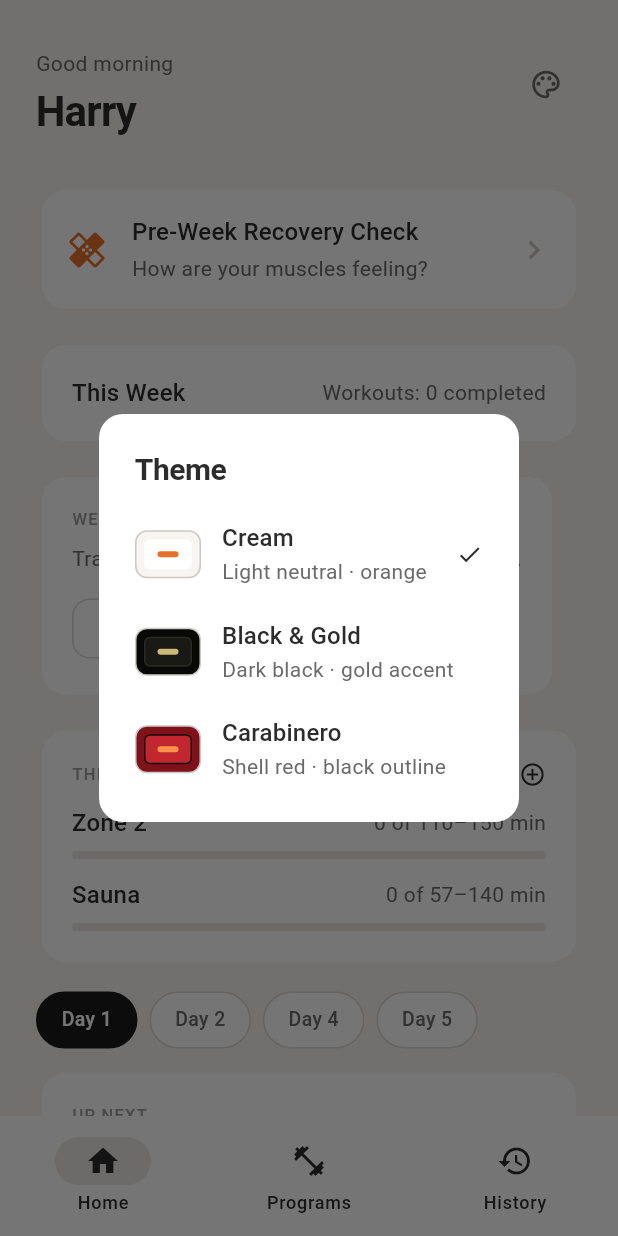
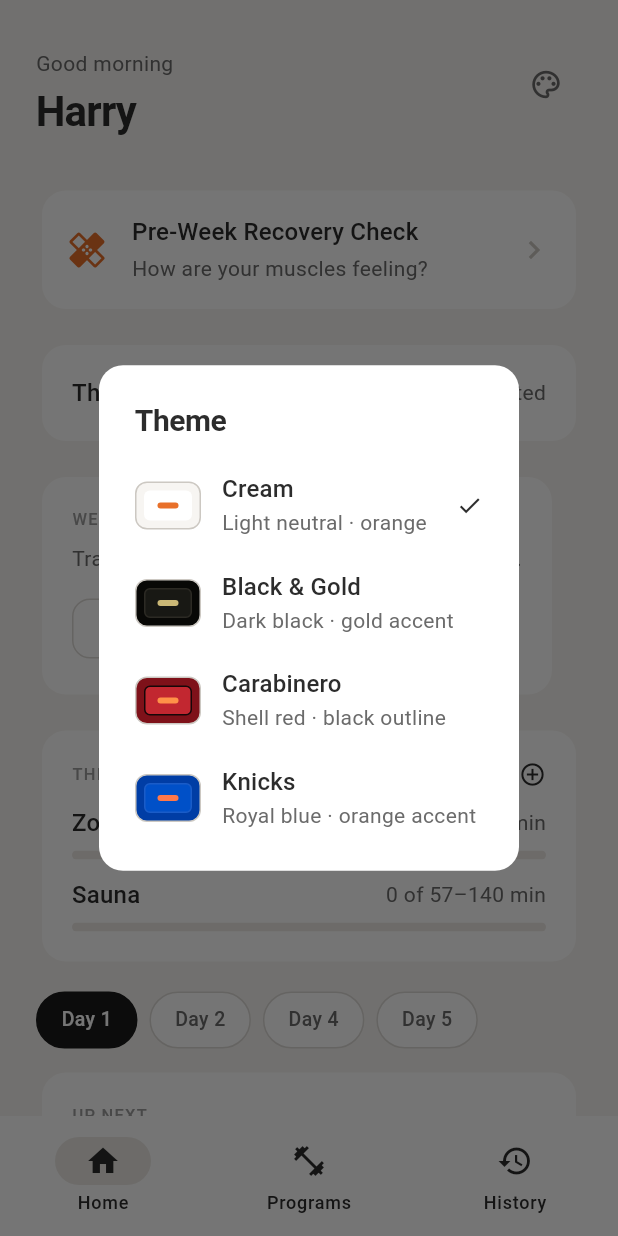
Before and after one commit to plaisancefinest-commits/HarryFitnessApp, a Flutter app: the screen it shows after launch, after a tap on the "palette" icon, on a phone screen of 412 x 824 dp. Run offline on Flutter 3.47's test engine with Material 3 defaults, Android fonts, the phone set to English and light mode, and no system bars; our stand-ins replace shared_preferences, sqflite, sqflite_common_ffi, vibration; accounts and stored records are empty.

Commit message:
Add Knicks theme, fix save/resume order, unify weight constant
- Knicks home theme: royal blue base, orange accent, white text
- Fix crash-safety: clearSavedProgress() now runs AFTER saveSession(),
  not before — a crash during final save no longer loses both states
- Add _saveProgress() to startSession() and reorderExercises() — closes
  two gaps where a crash would lose mid-workout state
- Extract kLbsPerKg constant (2.20462) to a single definition in
  workout_provider.dart, replacing raw literals across 7 files
- Remove toStringAsFixed(1) rounding in day_editor kg->lbs conversion
  so all write paths store the raw double consistently
- Add CLAUDE.md with exemplar pointers and key architecture decisions

Co-Authored-By: Claude Opus 4.6 (1M context) <noreply@anthropic.com>

```diff
--- a/lib/providers/theme_provider.dart
+++ b/lib/providers/theme_provider.dart
@@ -2,7 +2,7 @@ import 'package:flutter/material.dart';
 import 'package:shared_preferences/shared_preferences.dart';
 import '../theme/app_colors.dart';
 
-enum AppThemeChoice { cream, blackGold, carabinero }
+enum AppThemeChoice { cream, blackGold, carabinero, knicks }
 
 /// Holds the selected visual theme and persists it across launches.
 class ThemeProvider extends ChangeNotifier {
@@ -17,6 +17,8 @@ class ThemeProvider extends ChangeNotifier {
         return AppColors.blackGold;
       case AppThemeChoice.carabinero:
         return AppColors.carabinero;
+      case AppThemeChoice.knicks:
+        return AppColors.knicks;
       case AppThemeChoice.cream:
         return AppColors.cream;
     }
--- a/lib/screens/active_workout_screen.dart
+++ b/lib/screens/active_workout_screen.dart
@@ -797,7 +797,7 @@ class _TargetInfo extends StatelessWidget {
   const _TargetInfo({required this.exercise, required this.unit});
 
   String _formatWeight(double lbs) {
-    final v = unit == WeightUnit.kg ? lbs / 2.20462 : lbs;
+    final v = unit == WeightUnit.kg ? lbs / kLbsPerKg : lbs;
     final label = unit == WeightUnit.kg ? 'kg' : 'lbs';
     return '${v.toStringAsFixed(v % 1 == 0 ? 0 : 1)} $label';
   }
--- a/lib/screens/exercise_detail_screen.dart
+++ b/lib/screens/exercise_detail_screen.dart
@@ -56,7 +56,7 @@ class ExerciseDetailScreen extends StatelessWidget {
     String? weightText;
     final lbs = planned.targetWeightLbs;
     if (lbs != null) {
-      final v = unit == WeightUnit.kg ? lbs / 2.20462 : lbs;
+      final v = unit == WeightUnit.kg ? lbs / kLbsPerKg : lbs;
       weightText = '${v.toStringAsFixed(v % 1 == 0 ? 0 : 1)} $unitLabel';
     }
 
--- a/lib/screens/history_screen.dart
+++ b/lib/screens/history_screen.dart
@@ -94,7 +94,7 @@ class _SessionCard extends StatelessWidget {
     final unit = context.watch<WorkoutProvider>().weightUnit;
     final unitLabel = unit == WeightUnit.kg ? 'kg' : 'lbs';
     double displayWeight(double lbs) =>
-        unit == WeightUnit.kg ? lbs / 2.20462 : lbs;
+        unit == WeightUnit.kg ? lbs / kLbsPerKg : lbs;
 
     // Group sets by exercise
     final Map<String, List<SetLog>> byExercise = {};
--- a/lib/screens/home_screen.dart
+++ b/lib/screens/home_screen.dart
@@ -288,6 +288,13 @@ class _DashboardTabState extends State<_DashboardTab> {
             palette: AppColors.carabinero,
             selected: provider.choice == AppThemeChoice.carabinero,
             onTap: () => Navigator.pop(context, AppThemeChoice.carabinero),
+          ),
+          _ThemeOption(
+            label: 'Knicks',
+            subtitle: 'Royal blue · orange accent',
+            palette: AppColors.knicks,
+            selected: provider.choice == AppThemeChoice.knicks,
+            onTap: () => Navigator.pop(context, AppThemeChoice.knicks),
           ),
         ],
       ),
--- a/lib/screens/workout_detail_screen.dart
+++ b/lib/screens/workout_detail_screen.dart
@@ -155,7 +155,7 @@ class _WorkoutDetailScreenState extends State<WorkoutDetailScreen> {
     var line = '${pe.sets} sets × ${pe.reps} reps';
     final lbs = pe.targetWeightLbs;
     if (lbs != null) {
-      final v = unit == WeightUnit.kg ? lbs / 2.20462 : lbs;
+      final v = unit == WeightUnit.kg ? lbs / kLbsPerKg : lbs;
       final label = unit == WeightUnit.kg ? 'kg' : 'lbs';
       line += ' @ ${v.toStringAsFixed(v % 1 == 0 ? 0 : 1)} $label';
     }
--- a/lib/theme/app_colors.dart
+++ b/lib/theme/app_colors.dart
@@ -124,6 +124,25 @@ class AppColors extends ThemeExtension<AppColors> {
     cardOutline: Color(0xFF160708),
   );
 
+  /// Knicks home — deep blue base, orange accents, white text.
+  static const knicks = AppColors(
+    bg: Color(0xFF003DA5),         // Knicks royal blue
+    card: Color(0xFF0050C8),       // slightly lighter blue card
+    fill: Color(0xFF0046B0),       // mid blue
+    fillDeep: Color(0xFF003590),   // deeper blue
+    border: Color(0xFF1A5CC8),     // subtle blue border
+    borderStrong: Color(0xFF2969D0), // visible blue border
+    ink: Colors.white,
+    muted: Color(0xFFB8CCE8),      // faded blue-white
+    faint: Color(0xFF7DA0D4),      // pale blue
+    accent: Color(0xFFF15A29),     // Knicks orange
+    onAccent: Colors.white,
+    data: Color(0xFFF15A29),       // orange for charts/data
+    warm: Color(0xFFFF7849),       // lighter warm orange
+    green: Color(0xFF6BC46B),      // success green
+    cardOutline: Color(0xFF1A5CC8), // blue outline on cards
+  );
+
   @override
   AppColors copyWith({Color? bg}) => this;
 
--- a/lib/widgets/weight_progress_card.dart
+++ b/lib/widgets/weight_progress_card.dart
@@ -6,8 +6,6 @@ import '../models/body_weight.dart';
 import '../providers/workout_provider.dart';
 import '../services/database_service.dart';
 import '../theme/app_colors.dart';
-
-const _kgFactor = 2.20462;
 
 enum _Range { w1, m1, m3, ytd, y1, all }
 
@@ -46,10 +44,10 @@ class _WeightProgressCardState extends State<WeightProgressCard> {
   }
 
   double _toLbs(double v, WeightUnit unit) =>
-      unit == WeightUnit.kg ? v * _kgFactor : v;
+      unit == WeightUnit.kg ? v * kLbsPerKg : v;
 
   double _fromLbs(double lbs, WeightUnit unit) =>
-      unit == WeightUnit.kg ? lbs / _kgFactor : lbs;
+      unit == WeightUnit.kg ? lbs / kLbsPerKg : lbs;
 
   String _fmt(double v) => v.toStringAsFixed(v % 1 == 0 ? 0 : 1);
 
@@ -567,10 +565,10 @@ class _GoalSheetState extends State<_GoalSheet> {
   late DateTime _endDate;
 
   double _fromLbs(double lbs) =>
-      widget.unit == WeightUnit.kg ? lbs / _kgFactor : lbs;
+      widget.unit == WeightUnit.kg ? lbs / kLbsPerKg : lbs;
 
   double _toLbs(double v) =>
-      widget.unit == WeightUnit.kg ? v * _kgFactor : v;
+      widget.unit == WeightUnit.kg ? v * kLbsPerKg : v;
 
   String _fmt(double v) => v.toStringAsFixed(v % 1 == 0 ? 0 : 1);
 
```
Also changed, not shown: lib/providers/workout_provider.dart (+10 -3 lines), lib/screens/day_editor_screen.dart (+2 -5 lines), 1 other file.
